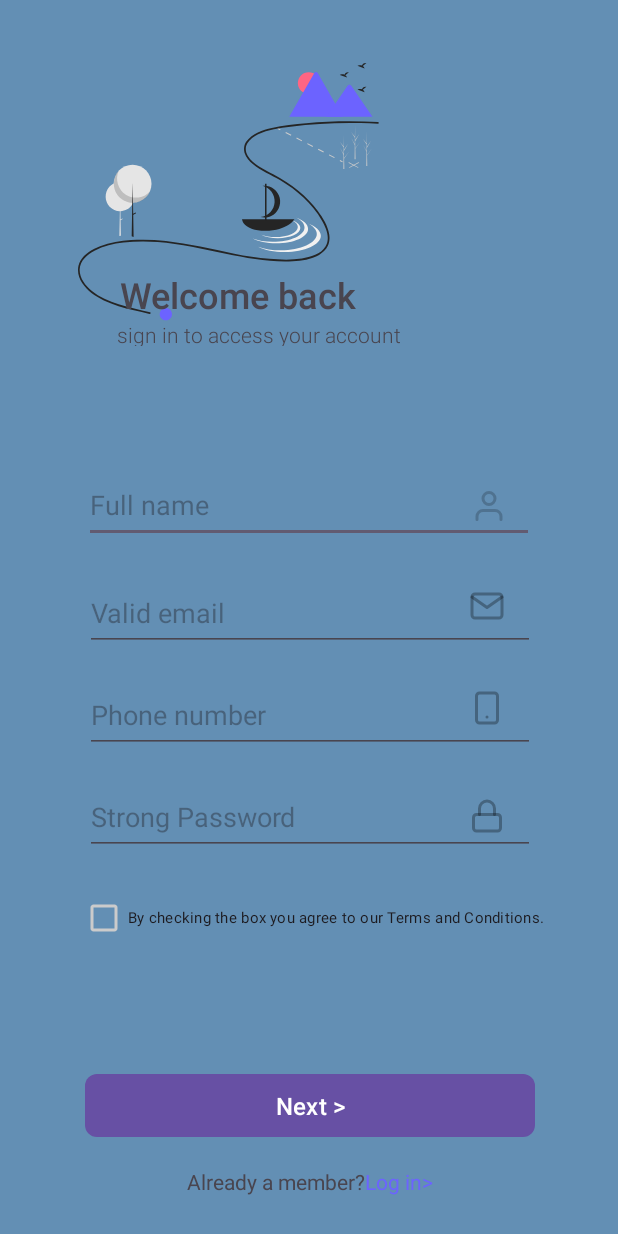
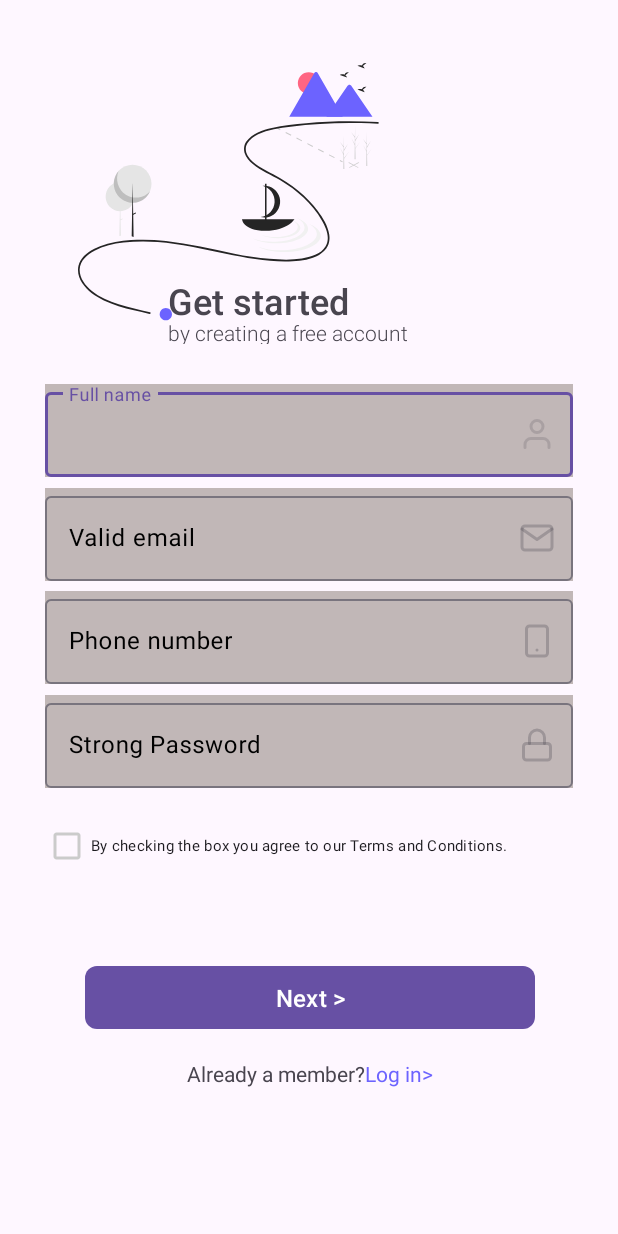
Before and after one commit to Broownyy98/tuto3, an Android app: the Register_page screen opened directly, with no data from a screen before it, on a phone screen of 412 x 824 dp. Run offline under Robolectric (Android 15) with nearby library versions, the phone set to English and light mode, and no system bars; Roboto replaces fonts that are not available here.

Commit message:
Styling the register page

```diff
--- a/app/src/main/res/layout/activity_register_page.xml
+++ b/app/src/main/res/layout/activity_register_page.xml
@@ -5,89 +5,104 @@
     android:id="@+id/main"
     android:layout_width="match_parent"
     android:layout_height="match_parent"
-    android:background="#638FB4"
     tools:context=".Register_page">
 
     <ImageView
         android:id="@+id/imageView"
-        android:layout_width="321dp"
-        android:layout_height="251dp"
-        android:layout_marginStart="52dp"
-        android:layout_marginTop="42dp"
         app:layout_constraintStart_toStartOf="parent"
         app:layout_constraintTop_toTopOf="parent"
-        app:srcCompat="@drawable/undraw_adventure_map_hnin_2" />
+        app:srcCompat="@drawable/undraw_adventure_map_hnin_2"
+        style="@style/welcome_pic_style" />
 
     <TextView
         android:id="@+id/textView"
-        android:layout_width="182dp"
-        android:layout_height="29dp"
-        android:layout_marginStart="80dp"
-        android:layout_marginTop="180dp"
-        android:fontFamily="sans-serif-medium"
-        android:text="@string/Welcome"
-        android:textColorLink="#252525"
-        android:textFontWeight="500"
-        android:textSize="24sp"
-        android:textStyle="bold"
-        android:visibility="visible"
+        style="@style/welcome_style"
+        android:layout_marginStart="112dp"
+        android:layout_marginTop="184dp"
+        android:text="@string/started"
         app:layout_constraintStart_toStartOf="parent"
         app:layout_constraintTop_toTopOf="parent" />
 
     <TextView
         android:id="@+id/textView2"
-        android:layout_width="207dp"
-        android:layout_height="17dp"
-        android:layout_marginStart="78dp"
-        android:layout_marginTop="213dp"
-        android:fontFamily="sans-serif-light"
-        android:lineHeight="17.07dp"
-        android:text="@string/sign_in"
-        android:textColorLink="#252525"
-        android:textFontWeight="300"
-        android:textSize="14sp"
+        android:text="@string/creating"
         app:layout_constraintStart_toStartOf="parent"
-        app:layout_constraintTop_toTopOf="parent" />
+        app:layout_constraintTop_toTopOf="parent"
+        style="@style/textview2style" />
+    <com.google.android.material.textfield.TextInputLayout
+        android:id="@+id/name_box"
+        style="@style/InputFieldStyle"
+        android:layout_marginStart="30dp"
+        android:layout_marginEnd="30dp"
+        android:layout_marginTop="256dp"
+        app:endIconDrawable="@drawable/user"
+        app:endIconMode="custom"
+        android:hint="@string/Full_name"
+        app:layout_constraintStart_toStartOf="parent"
+        app:layout_constraintTop_toTopOf="parent"
+        app:layout_constraintTop_toBottomOf="@id/textView">
+        <com.google.android.material.textfield.TextInputEditText
+            android:layout_width="match_parent"
+            android:layout_height="wrap_content" />
+    </com.google.android.material.textfield.TextInputLayout>
 
-    <EditText
-        android:id="@+id/name_box"
-        android:layout_width="300dp"
-        android:layout_height="50dp"
-        android:layout_marginTop="312dp"
-        android:ems="10"
-        android:hint="@string/Full_name"
-        android:inputType="textEmailAddress"
-        app:layout_constraintEnd_toEndOf="parent"
+    <com.google.android.material.textfield.TextInputLayout
+        android:id="@+id/editTextTextEmailAddress"
+        style="@style/InputFieldStyle"
+        android:layout_marginStart="30dp"
+        android:layout_marginEnd="30dp"
+        android:layout_marginTop="325dp"
+        android:hint="@string/Valid_email"
+        app:endIconDrawable="@drawable/mail"
+        app:endIconMode="custom"
         app:layout_constraintStart_toStartOf="parent"
-        app:layout_constraintTop_toTopOf="parent" />
+        app:layout_constraintTop_toTopOf="parent"
+        app:layout_constraintTop_toBottomOf="@id/name_box">
+        <com.google.android.material.textfield.TextInputEditText
+            android:layout_width="match_parent"
+            android:layout_height="wrap_content" />
+    </com.google.android.material.textfield.TextInputLayout>
 
-    <ImageView
-        android:id="@+id/imageView5"
-        android:layout_width="24dp"
-        android:layout_height="24dp"
-        android:layout_marginStart="256dp"
-        android:layout_marginTop="8dp"
-        app:layout_constraintStart_toStartOf="@+id/editTextTextEmailAddress"
-        app:layout_constraintTop_toTopOf="@+id/editTextTextEmailAddress"
-        app:srcCompat="@drawable/mail" />
+    <com.google.android.material.textfield.TextInputLayout
+        android:id="@+id/editTextPhone"
+        style="@style/InputFieldStyle"
+        android:layout_marginStart="30dp"
+        android:layout_marginEnd="30dp"
+        android:layout_marginTop="394dp"
+        android:hint="@string/phone_number"
+        app:endIconDrawable="@drawable/smartphone"
+        app:endIconMode="custom"
+        app:layout_constraintStart_toStartOf="parent"
+        app:layout_constraintTop_toTopOf="parent"
+        app:layout_constraintTop_toBottomOf="@id/editTextTextEmailAddress">
+        <com.google.android.material.textfield.TextInputEditText
+            android:layout_width="match_parent"
+            android:layout_height="wrap_content" />
+    </com.google.android.material.textfield.TextInputLayout>
 
-    <ImageView
-        android:id="@+id/imageView6"
-        android:layout_width="24dp"
-        android:layout_height="24dp"
-        android:layout_marginStart="256dp"
-        android:layout_marginTop="12dp"
-        app:layout_constraintStart_toStartOf="@+id/editTextTextPassword"
-        app:layout_constraintTop_toTopOf="@+id/editTextTextPassword"
-        app:srcCompat="@drawable/lock" />
+    <com.google.android.material.textfield.TextInputLayout
+        android:id="@+id/editTextTextPassword"
+        style="@style/InputFieldStyle"
+        android:layout_marginStart="30dp"
+        android:layout_marginEnd="30dp"
+        android:layout_marginTop="463dp"
+        android:hint="@string/Strong_pw"
+        app:endIconDrawable="@drawable/lock"
+        app:endIconMode="custom"
+        app:layout_constraintStart_toStartOf="parent"
+        app:layout_constraintTop_toTopOf="parent"
+        app:layout_constraintTop_toBottomOf="@id/editTextPhone">
+        <com.google.android.material.textfield.TextInputEditText
+            android:layout_width="match_parent"
+            android:layout_height="wrap_content"
+            android:inputType="textPassword"/>
+    </com.google.android.material.textfield.TextInputLayout>
 
     <Button
         android:id="@+id/next_btn"
-        android:layout_width="300dp"
-        android:layout_height="50dp"
-        android:layout_marginTop="712dp"
+        style="@style/nextbuttonstyle"
+        android:layout_marginTop="640dp"
         android:text="@string/Next"
-        android:textSize="16sp"
         app:cornerRadius="8dp"
         app:layout_constraintEnd_toEndOf="parent"
         app:layout_constraintHorizontal_bias="0.504"
@@ -95,17 +110,11 @@
         app:layout_constraintTop_toTopOf="parent" />
 
     <LinearLayout
-        android:layout_width="0dp"
-        android:layout_height="wrap_content"
-        android:layout_marginTop="16dp"
-        android:orientation="horizontal"
         app:layout_constraintEnd_toEndOf="@+id/next_btn"
         app:layout_constraintHorizontal_bias="0.0"
         app:layout_constraintStart_toStartOf="@+id/next_btn"
         app:layout_constraintTop_toBottomOf="@+id/next_btn"
-        android:textAlignment="center"
-        android:gravity="center"
-        android:foregroundGravity="center">
+        style="@style/Linearlayoutstyle">
 
         <TextView
             android:layout_width="wrap_content"
@@ -120,80 +129,15 @@
             android:textColor="#6C63FF" />
     </LinearLayout>
 
-    <ImageView
-        android:id="@+id/imageView3"
-        android:layout_width="24dp"
-        android:layout_height="24dp"
-        android:layout_marginStart="258dp"
-        android:layout_marginTop="13dp"
-        app:layout_constraintStart_toStartOf="@+id/name_box"
-        app:layout_constraintTop_toTopOf="@+id/name_box"
-        app:srcCompat="@drawable/user" />
-
-    <ImageView
-        android:id="@+id/imageView4"
-        android:layout_width="wrap_content"
-        android:layout_height="wrap_content"
-        android:layout_marginStart="256dp"
-        android:layout_marginTop="8dp"
-        app:layout_constraintStart_toStartOf="@+id/editTextPhone"
-        app:layout_constraintTop_toTopOf="@+id/editTextPhone"
-        app:srcCompat="@drawable/smartphone" />
 
     <CheckBox
         android:id="@+id/checkBox2"
-        android:layout_width="wrap_content"
-        android:layout_height="wrap_content"
-        android:layout_marginStart="10dp"
-        android:layout_marginTop="588dp"
-        android:layout_marginEnd="10dp"
-        android:buttonTint="#CBCBCB"
-        android:scrollbarSize="4dp"
         android:text="@string/Checkbox"
-        android:textSize="10sp"
         app:layout_constraintEnd_toEndOf="parent"
-        app:layout_constraintHorizontal_bias="0.528"
+        app:layout_constraintHorizontal_bias="0.229"
         app:layout_constraintStart_toStartOf="parent"
-        app:layout_constraintTop_toTopOf="parent" />
-
-    <EditText
-        android:id="@+id/editTextTextEmailAddress"
-        android:layout_width="300dp"
-        android:layout_height="50dp"
-        android:layout_marginTop="384dp"
-        android:ems="10"
-        android:hint="Valid email"
-        android:inputType="textEmailAddress"
-        app:layout_constraintEnd_toEndOf="parent"
-        app:layout_constraintHorizontal_bias="0.504"
-        app:layout_constraintStart_toStartOf="parent"
-        app:layout_constraintTop_toTopOf="parent" />
-
-    <EditText
-        android:id="@+id/editTextPhone"
-        android:layout_width="300dp"
-        android:layout_height="50dp"
-        android:layout_marginTop="452dp"
-        android:ems="10"
-        android:hint="Phone number"
-        android:inputType="phone"
-        app:layout_constraintEnd_toEndOf="parent"
-        app:layout_constraintHorizontal_bias="0.504"
-        app:layout_constraintStart_toStartOf="parent"
-        app:layout_constraintTop_toTopOf="parent" />
-
-    <EditText
-        android:id="@+id/editTextTextPassword"
-        android:layout_width="300dp"
-        android:layout_height="50dp"
-        android:layout_marginTop="520dp"
-        android:ems="10"
-        android:hint="Strong Password"
-        android:inputType="textPassword"
-        app:layout_constraintEnd_toEndOf="parent"
-        app:layout_constraintHorizontal_bias="0.504"
-        app:layout_constraintStart_toStartOf="parent"
-        app:layout_constraintTop_toTopOf="parent" />
+        app:layout_constraintTop_toTopOf="parent"
+        style="@style/checkBoxstyle" />
 
 
 </androidx.constraintlayout.widget.ConstraintLayout>
--- a/app/src/main/res/values/strings.xml
+++ b/app/src/main/res/values/strings.xml
@@ -1,7 +1,9 @@
 <resources>
     <string name="app_name">tuto3</string>
     <string name="Welcome">Welcome back</string>
+    <string name="started">Get started</string>
     <string name="sign_in">sign in to access your account</string>
+    <string name="creating">by creating a free account</string>
     <string name="email">Enter your email</string>
     <string name="password">password</string>
     <string name="Forget_pw">Forget password ?</string>
@@ -15,7 +17,6 @@
     <string name="Strong_pw">Strong Password</string>
     <string name="Valid_email">Valid email</string>
     <string name="Full_name">Full name</string>
-    <!-- Strings used for fragments for navigation -->
     <string name="first_fragment_label">First Fragment</string>
     <string name="second_fragment_label">Second Fragment</string>
     <string name="next">Next</string>
@@ -57,4 +58,5 @@
         libero vel nunc consequat, quis tincidunt nisl eleifend. Cras bibendum enim a justo luctus
         vestibulum. Fusce dictum libero quis erat maximus, vitae volutpat diam dignissim.
     </string>
+    <string name="phone_number">Phone number</string>
 </resources>
--- a/app/src/main/res/values/styles.xml
+++ b/app/src/main/res/values/styles.xml
@@ -93,4 +93,64 @@
         <item name="android:layout_marginTop">640dp</item>
         <item name="android:textSize">13dp</item>
     </style>
+
+    <style name="welcome_pic_style">
+        <item name="android:layout_width">321dp</item>
+        <item name="android:layout_height">251dp</item>
+        <item name="android:layout_marginStart">52dp</item>
+        <item name="android:layout_marginTop">42dp</item>
+    </style>
+
+    <style name="welcome_style">
+        <item name="android:layout_width">182dp</item>
+        <item name="android:layout_height">29dp</item>
+        <item name="android:layout_marginStart">80dp</item>
+        <item name="android:layout_marginTop">180dp</item>
+        <item name="android:fontFamily">sans-serif-medium</item>
+        <item name="android:textColorLink">#252525</item>
+        <item name="android:textFontWeight">500</item>
+        <item name="android:textSize">24sp</item>
+        <item name="android:textStyle">bold</item>
+        <item name="android:visibility">visible</item>
+    </style>
+
+    <style name="textview2style">
+        <item name="android:layout_width">207dp</item>
+        <item name="android:layout_height">17dp</item>
+        <item name="android:layout_marginStart">112dp</item>
+        <item name="android:layout_marginTop">212dp</item>
+        <item name="android:fontFamily">sans-serif-light</item>
+        <item name="android:lineHeight">17.07dp</item>
+        <item name="android:textColorLink">#252525</item>
+        <item name="android:textFontWeight">300</item>
+        <item name="android:textSize">14sp</item>
+    </style>
+
+    <style name="nextbuttonstyle">
+        <item name="android:layout_width">300dp</item>
+        <item name="android:layout_height">50dp</item>
+        <item name="android:layout_marginTop">712dp</item>
+        <item name="android:textSize">16sp</item>
+    </style>
+
+    <style name="Linearlayoutstyle">
+        <item name="android:layout_width">0dp</item>
+        <item name="android:layout_height">wrap_content</item>
+        <item name="android:layout_marginTop">16dp</item>
+        <item name="android:orientation">horizontal</item>
+        <item name="android:textAlignment">center</item>
+        <item name="android:gravity">center</item>
+        <item name="android:foregroundGravity">center</item>
+    </style>
+
+    <style name="checkBoxstyle">
+        <item name="android:layout_width">wrap_content</item>
+        <item name="android:layout_height">wrap_content</item>
+        <item name="android:layout_marginStart">10dp</item>
+        <item name="android:layout_marginTop">540dp</item>
+        <item name="android:layout_marginEnd">10dp</item>
+        <item name="android:buttonTint">#CBCBCB</item>
+        <item name="android:scrollbarSize">4dp</item>
+        <item name="android:textSize">10sp</item>
+    </style>
 </resources>
```
